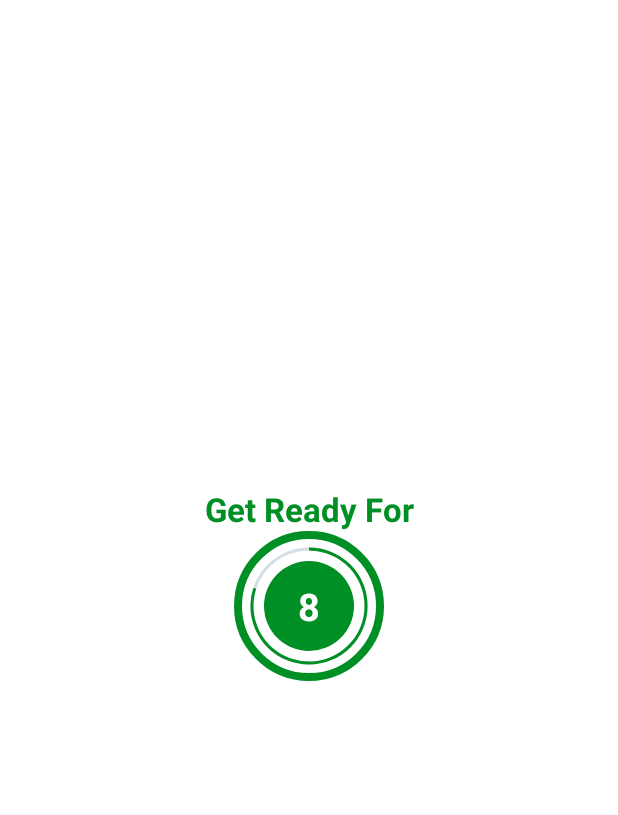
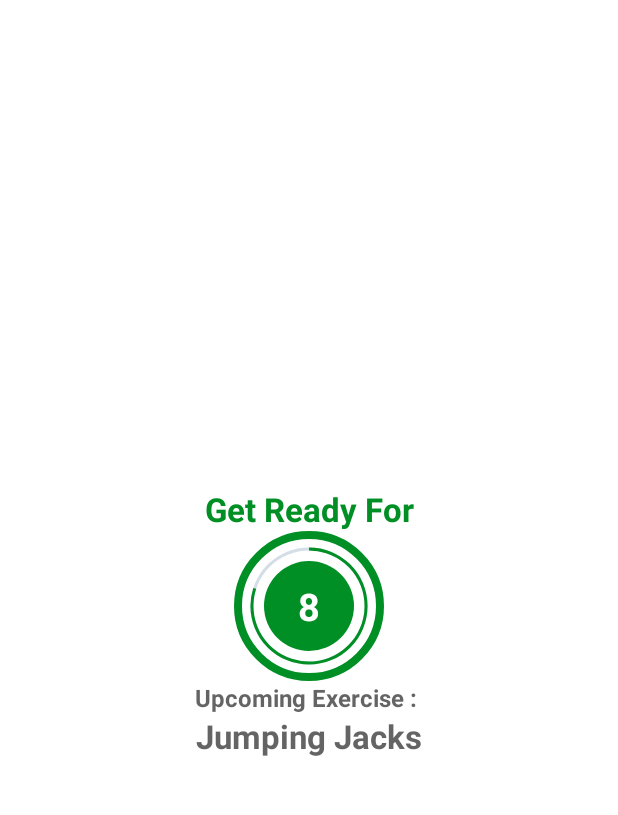
Before and after one commit to HakanBayazitHabes/WorkoutApp, an Android app: the ExerciseActivity screen opened directly, with no data from a screen before it, on a phone screen of 412 x 824 dp, the part 62-877 px from its top. Run offline under Robolectric (Android 15) with nearby library versions, the phone set to English and light mode, and no system bars.

Commit message:
Adding the Upcoming Exercise Text To the restview

```diff
--- a/app/src/main/java/com/hakanbayazithabes/workoutapp/ExerciseActivity.kt
+++ b/app/src/main/java/com/hakanbayazithabes/workoutapp/ExerciseActivity.kt
@@ -48,10 +48,14 @@ class ExerciseActivity : AppCompatActivity() {
         binding?.tvExerciseName?.visibility = View.INVISIBLE
         binding?.flExerciseView?.visibility = View.INVISIBLE
         binding?.ivImage?.visibility = View.INVISIBLE
+        binding?.tvUpcomingLabel?.visibility = View.VISIBLE
+        binding?.tvUpComingExerciseName?.visibility = View.VISIBLE
         if (restTimer != null) {
             restTimer?.cancel()
             restProgress = 0
         }
+        binding?.tvUpComingExerciseName?.text =
+            exerciseList!![currentExercisePosition + 1].getName()
         setRestProgressBar()
     }
 
@@ -61,6 +65,9 @@ class ExerciseActivity : AppCompatActivity() {
         binding?.tvExerciseName?.visibility = View.VISIBLE
         binding?.flExerciseView?.visibility = View.VISIBLE
         binding?.ivImage?.visibility = View.VISIBLE
+        binding?.tvUpcomingLabel?.visibility = View.INVISIBLE
+        binding?.tvUpComingExerciseName?.visibility = View.INVISIBLE
+
         if (exerciseTimer != null) {
             exerciseTimer?.cancel()
             exerciseProgress = 0
--- a/app/src/main/res/layout/activity_exercise.xml
+++ b/app/src/main/res/layout/activity_exercise.xml
@@ -74,6 +74,33 @@
 
     </FrameLayout>
 
+    <TextView
+        android:id="@+id/tvUpcomingLabel"
+        android:layout_width="wrap_content"
+        android:layout_height="wrap_content"
+        android:text="Upcoming Exercise : "
+        android:textColor="@color/colorPrimary"
+        android:textSize="16sp"
+        android:textStyle="bold"
+        app:layout_constraintBottom_toTopOf="@id/tvUpComingExerciseName"
+        app:layout_constraintEnd_toEndOf="parent"
+        app:layout_constraintStart_toStartOf="parent"
+        app:layout_constraintTop_toBottomOf="@id/flRestView"
+        tools:visibility="visible" />
+
+    <TextView
+        android:id="@+id/tvUpComingExerciseName"
+        android:layout_width="wrap_content"
+        android:layout_height="wrap_content"
+        android:textColor="@color/colorPrimary"
+        android:textSize="22sp"
+        android:textStyle="bold"
+        android:visibility="gone"
+        app:layout_constraintEnd_toEndOf="parent"
+        app:layout_constraintStart_toStartOf="parent"
+        app:layout_constraintTop_toBottomOf="@id/tvUpcomingLabel"
+        tools:visibility="visible" />
+
     <ImageView
         android:id="@+id/ivImage"
         android:layout_width="match_parent"
```
